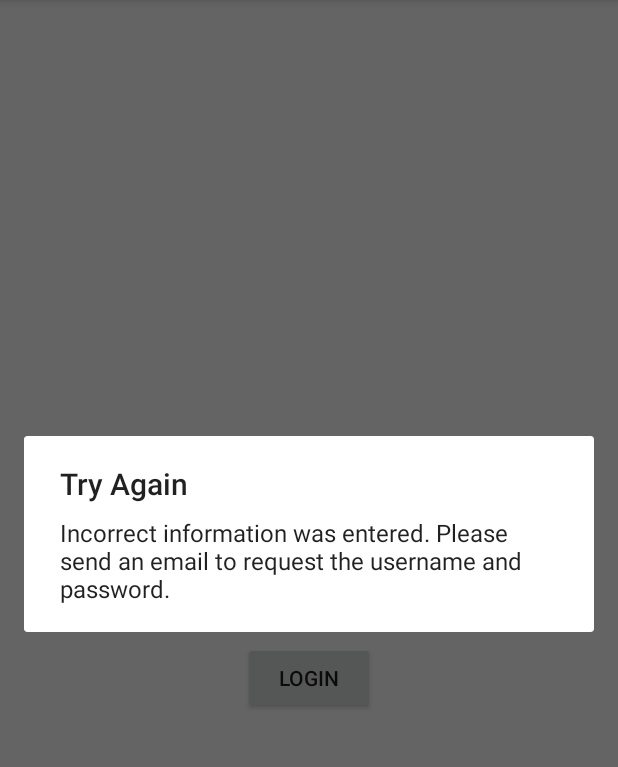
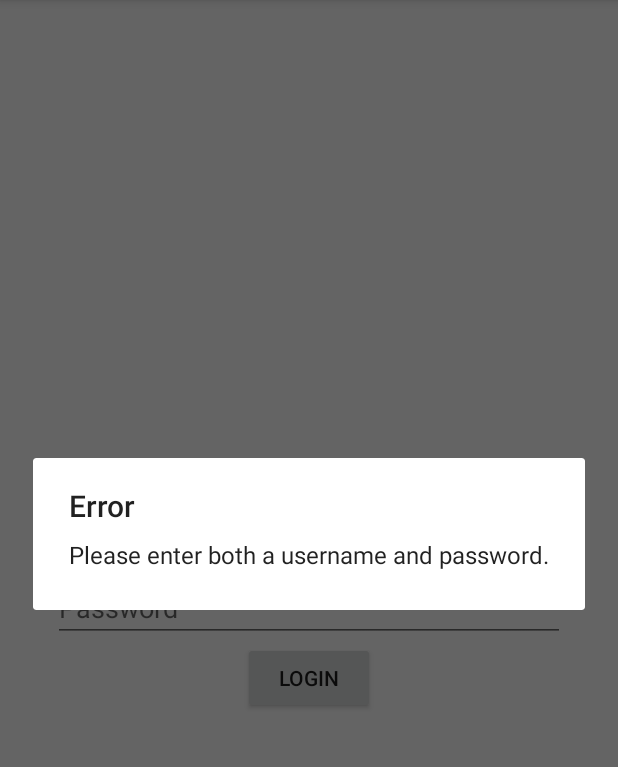
Before and after one commit to Radvendii/PacList-Android, an Android app: the screen it shows after launch (MainActivity), after a tap on "LOGIN", on a phone screen of 412 x 824 dp, the part 84-851 px from its top. Run offline under Robolectric (Android 15) with nearby library versions, the phone set to English and light mode, and no system bars.

Commit message:
.equals instead of ==

```diff
--- a/app/src/main/java/me/bar_yam/taeer/paclist/MainActivity.java
+++ b/app/src/main/java/me/bar_yam/taeer/paclist/MainActivity.java
@@ -21,11 +21,11 @@ public class MainActivity extends AppCompatActivity {
             String name     = ((EditText) findViewById(R.id.name_edit)).getText().toString();
             String username = ((EditText) findViewById(R.id.username_edit)).getText().toString();
             String password = ((EditText) findViewById(R.id.password_edit)).getText().toString();
-            if(username == "" || password == ""){
+            if(username.equals("") || password.equals("")){
               loginResponse.setTitle("Error");
               loginResponse.setMessage("Please enter both a username and password.");
             }
-            else if(username == "foo" && password == "bar"){
+            else if(username.equals("foo") && password.equals("bar")){
               loginResponse.setTitle("Sucess");
               loginResponse.setMessage("Username and Password are correct!");
             }
```
